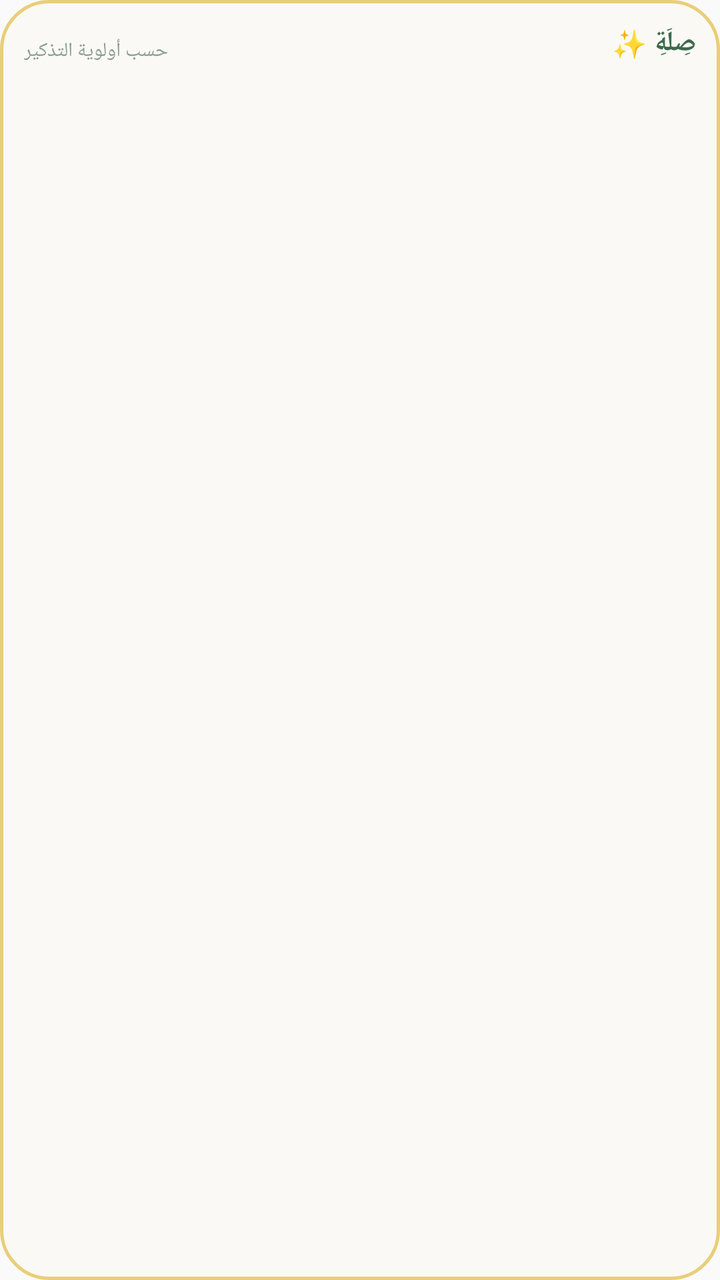
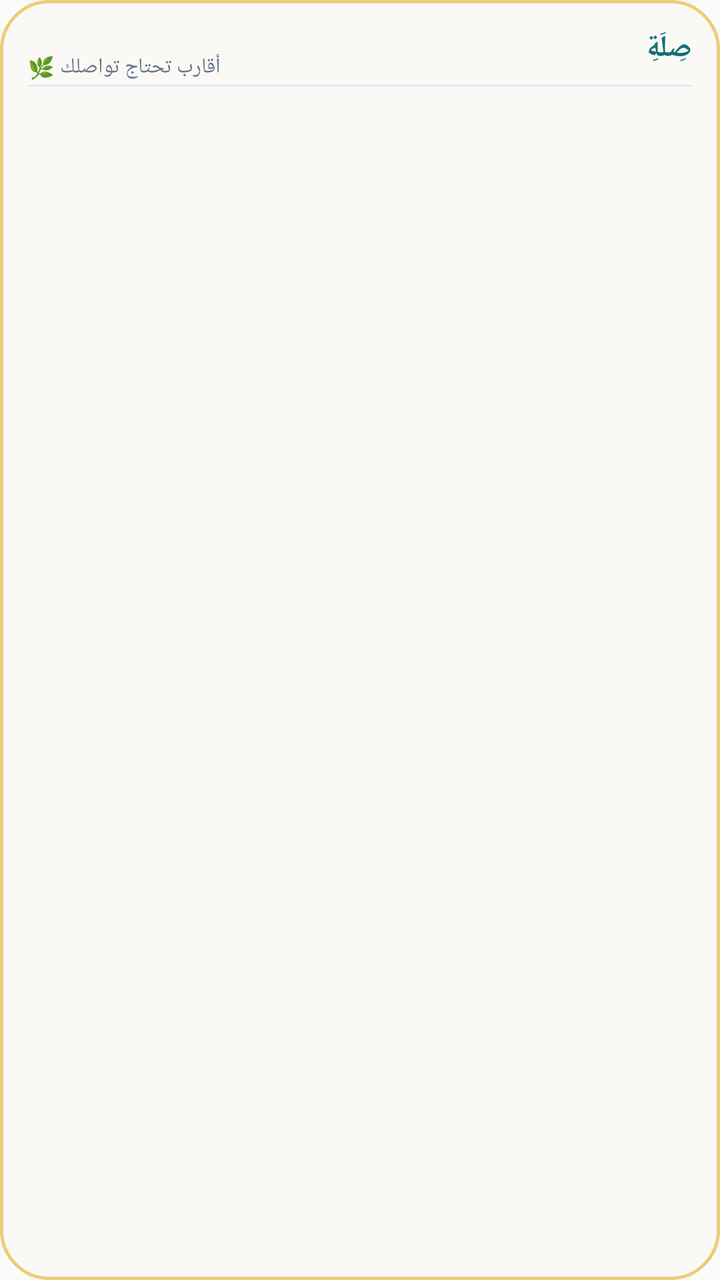

Two renders of the same Android screen: before a commit and after it. Below are the layout's source before the change and the commit's diff.
<!-- AndroidManifest.xml: application theme Theme.MyApplication -->
<!-- res/layout/sila_widget.xml -->
<?xml version="1.0" encoding="utf-8"?>
<LinearLayout xmlns:android="http://schemas.android.com/apk/res/android"
    android:id="@+id/widget_container"
    android:layout_width="match_parent"
    android:layout_height="match_parent"
    android:background="@drawable/widget_background"
    android:orientation="vertical"
    android:padding="12dp">

    
    <RelativeLayout
        android:id="@+id/widget_header"
        android:layout_width="match_parent"
        android:layout_height="wrap_content"
        android:paddingBottom="8dp">

        <TextView
            android:id="@+id/widget_title"
            android:layout_width="wrap_content"
            android:layout_height="wrap_content"
            android:layout_alignParentRight="true"
            android:text="صِلَةِ ✨"
            android:textColor="#3F694D"
            android:textSize="14sp"
            android:textStyle="bold" />

        <TextView
            android:id="@+id/widget_subtitle"
            android:layout_width="wrap_content"
            android:layout_height="wrap_content"
            android:layout_alignParentLeft="true"
            android:layout_centerVertical="true"
            android:text="حسب أولوية التذكير"
            android:textColor="#8A9E90"
            android:textSize="10sp" />
    </RelativeLayout>

    
    <ListView
        android:id="@+id/widget_list"
        android:layout_width="match_parent"
        android:layout_height="0dp"
        android:layout_weight="1"
        android:divider="@android:color/transparent"
        android:dividerHeight="4dp"
        android:scrollbars="vertical"
        android:nestedScrollingEnabled="true" />

    
    <TextView
        android:id="@+id/widget_empty"
        android:layout_width="match_parent"
        android:layout_height="match_parent"
        android:gravity="center"
        android:text="لا يوجد أقارب مضافين بعد\nإضغط للفتح والإضافة 💚"
        android:textColor="#6B8775"
        android:textSize="13sp"
        android:visibility="gone" />

</LinearLayout>
<!-- resources referenced by this layout -->
<resources>
  <!-- drawable widget_background (drawable) -->
  <?xml version="1.0" encoding="utf-8"?>
  <shape xmlns:android="http://schemas.android.com/apk/res/android"
      android:shape="rectangle">
      <solid android:color="#FAF9F5" /> 
      <corners android:radius="24dp" />
      <stroke
          android:width="1.5dp"
          android:color="#E9CE79" /> 
  </shape>
  <style name="Theme.MyApplication" parent="android:Theme.Material.Light.NoActionBar" />
</resources>

<!-- the commit's change to res/layout/sila_widget.xml (unified diff, before → after) -->
@@ -5,34 +5,43 @@
     android:layout_height="match_parent"
     android:background="@drawable/widget_background"
     android:orientation="vertical"
-    android:padding="12dp">
+    android:padding="14dp">
 
     
     <RelativeLayout
         android:id="@+id/widget_header"
         android:layout_width="match_parent"
         android:layout_height="wrap_content"
-        android:paddingBottom="8dp">
+        android:paddingBottom="10dp">
 
         <TextView
             android:id="@+id/widget_title"
             android:layout_width="wrap_content"
             android:layout_height="wrap_content"
-            android:layout_alignParentRight="true"
-            android:text="صِلَةِ ✨"
-            android:textColor="#3F694D"
-            android:textSize="14sp"
-            android:textStyle="bold" />
+            android:layout_alignParentEnd="true"
+            android:text="صِلَةِ"
+            android:textColor="#0E7075"
+            android:textSize="15sp"
+            android:textStyle="bold"
+            android:fontFamily="sans-serif-medium" />
 
         <TextView
             android:id="@+id/widget_subtitle"
             android:layout_width="wrap_content"
             android:layout_height="wrap_content"
-            android:layout_alignParentLeft="true"
+            android:layout_alignParentStart="true"
             android:layout_centerVertical="true"
-            android:text="حسب أولوية التذكير"
-            android:textColor="#8A9E90"
-            android:textSize="10sp" />
+            android:text="أقارب تحتاج تواصلك 🌿"
+            android:textColor="#64748B"
+            android:textSize="10.5sp" />
+
+        <View
+            android:layout_width="match_parent"
+            android:layout_height="1dp"
+            android:layout_below="@id/widget_title"
+            android:layout_marginTop="8dp"
+            android:background="#E2E8F0"
+            android:id="@+id/widget_divider"/>
     </RelativeLayout>
 
     
@@ -42,19 +51,33 @@
         android:layout_height="0dp"
         android:layout_weight="1"
         android:divider="@android:color/transparent"
-        android:dividerHeight="4dp"
-        android:scrollbars="vertical"
-        android:nestedScrollingEnabled="true" />
+        android:dividerHeight="6dp"
+        android:scrollbars="none" />
 
     
-    <TextView
+    <LinearLayout
         android:id="@+id/widget_empty"
         android:layout_width="match_parent"
         android:layout_height="match_parent"
+        android:orientation="vertical"
         android:gravity="center"
-        android:text="لا يوجد أقارب مضافين بعد\nإضغط للفتح والإضافة 💚"
-        android:textColor="#6B8775"
-        android:textSize="13sp"
-        android:visibility="gone" />
+        android:visibility="gone">
+
+        <TextView
+            android:layout_width="wrap_content"
+            android:layout_height="wrap_content"
+            android:text="🌿"
+            android:textSize="28sp"
+            android:gravity="center" />
+
+        <TextView
+            android:layout_width="match_parent"
+            android:layout_height="wrap_content"
+            android:text="لا يوجد أقارب بعد&#10;اضغط للفتح والإضافة"
+            android:textColor="#64748B"
+            android:textSize="12sp"
+            android:gravity="center"
+            android:layout_marginTop="6dp" />
+    </LinearLayout>
 
 </LinearLayout>
